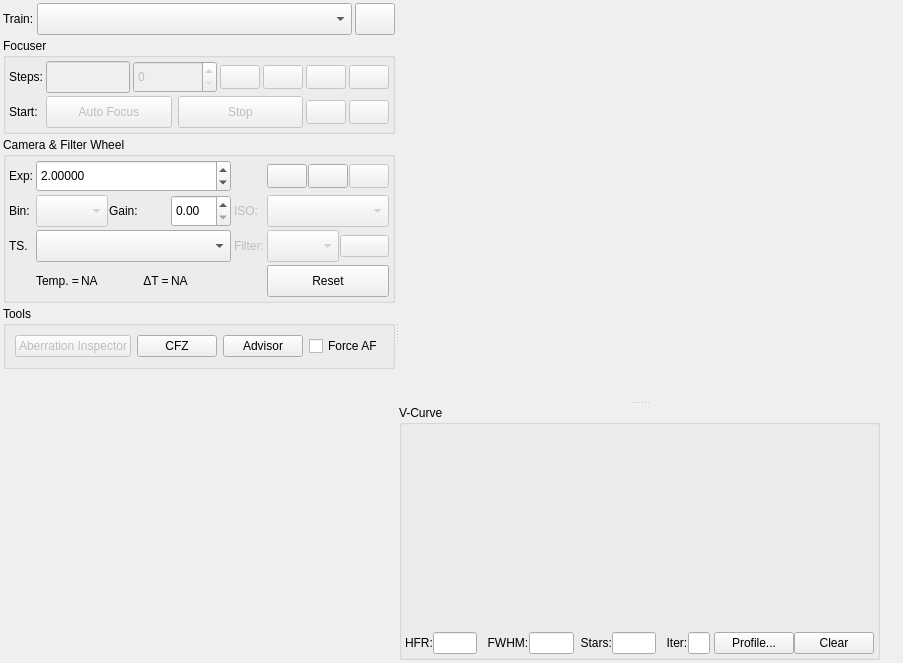
Above: kstars/ekos/focus/focus.ui from KDE/kstars before the change. Below: the same form after it.
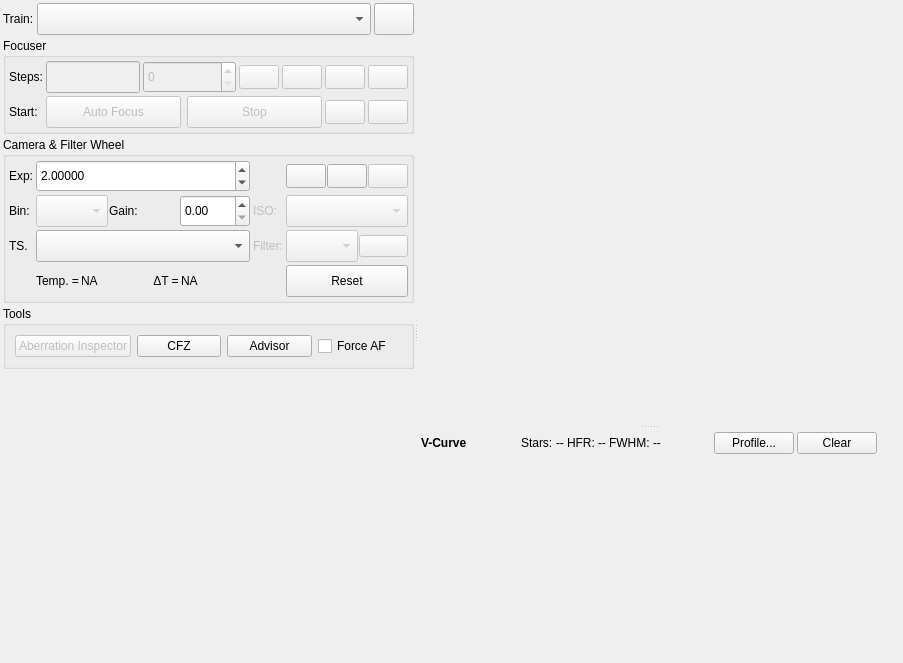
That is the form after the change. Icons and pictures are not drawn. Custom widgets are drawn as their Qt base class.

Commit message: Draft: Focus history navigation

```diff
--- a/kstars/ekos/focus/focus.ui
+++ b/kstars/ekos/focus/focus.ui
@@ -984,7 +984,7 @@
         </size>
        </property>
       </widget>
-      <widget class="QGroupBox" name="groupBox_4">
+      <widget class="QWidget" name="widget_4" native="true">
        <property name="sizePolicy">
         <sizepolicy hsizetype="Expanding" vsizetype="Expanding">
          <horstretch>0</horstretch>
@@ -997,9 +997,6 @@
          <height>200</height>
         </size>
        </property>
-       <property name="title">
-        <string>V-Curve</string>
-       </property>
        <layout class="QVBoxLayout" name="verticalLayout_4">
         <property name="spacing">
          <number>3</number>
@@ -1017,61 +1014,17 @@
          <number>3</number>
         </property>
         <item>
-         <widget class="FocusHFRVPlot" name="HFRPlot" native="true">
-          <property name="sizePolicy">
-           <sizepolicy hsizetype="Expanding" vsizetype="Expanding">
-            <horstretch>0</horstretch>
-            <verstretch>0</verstretch>
-           </sizepolicy>
-          </property>
-          <property name="minimumSize">
-           <size>
-            <width>200</width>
-            <height>100</height>
-           </size>
-          </property>
-         </widget>
-        </item>
+         <layout class="QHBoxLayout" name="horizontalLayout_9">
         <item>
-         <layout class="QHBoxLayout" name="horizontalLayout_4">
-          <property name="spacing">
-           <number>0</number>
-          </property>
-          <item>
-           <widget class="QLabel" name="label_2">
+           <widget class="QLabel" name="label">
+            <property name="font">
+             <font>
+              <weight>75</weight>
+              <bold>true</bold>
+             </font>
+            </property>
             <property name="text">
-             <string>HFR:</string>
-            </property>
-           </widget>
-          </item>
-          <item>
-           <widget class="QLineEdit" name="HFROut">
-            <property name="sizePolicy">
-             <sizepolicy hsizetype="Expanding" vsizetype="Fixed">
-              <horstretch>0</horstretch>
-              <verstretch>0</verstretch>
-             </sizepolicy>
-            </property>
-            <property name="maximumSize">
-             <size>
-              <width>80</width>
-              <height>16777215</height>
-             </size>
-            </property>
-            <property name="toolTip">
-             <string>&lt;html&gt;&lt;head/&gt;&lt;body&gt;&lt;p&gt;Averaged HFR value from the last frame.&lt;/p&gt;&lt;/body&gt;&lt;/html&gt;</string>
-            </property>
-            <property name="maxLength">
-             <number>32767</number>
-            </property>
-            <property name="frame">
-             <bool>true</bool>
-            </property>
-            <property name="alignment">
-             <set>Qt::AlignLeading|Qt::AlignLeft|Qt::AlignVCenter</set>
-            </property>
-            <property name="readOnly">
-             <bool>true</bool>
+             <string>V-Curve</string>
             </property>
            </widget>
           </item>
@@ -1089,59 +1042,49 @@
            </spacer>
           </item>
           <item>
-           <widget class="QLabel" name="label_39">
+           <widget class="QLabel" name="starsLabel">
             <property name="text">
-             <string>  FWHM:</string>
+             <string>Stars:</string>
             </property>
            </widget>
           </item>
           <item>
-           <widget class="QLineEdit" name="FWHMOut">
-            <property name="maximumSize">
-             <size>
-              <width>80</width>
-              <height>16777215</height>
-             </size>
+           <widget class="QLabel" name="starsOut">
+            <property name="text">
+             <string>--</string>
             </property>
-            <property name="toolTip">
-             <string>&lt;html&gt;&lt;head/&gt;&lt;body&gt;&lt;p&gt;Averaged FWHM value from the last frame.&lt;/p&gt;&lt;/body&gt;&lt;/html&gt;</string>
+           </widget>
+          </item>
+          <item>
+           <widget class="QLabel" name="hfrLabel">
+            <property name="text">
+             <string>HFR:</string>
             </property>
-            <property name="alignment">
-             <set>Qt::AlignLeading|Qt::AlignLeft|Qt::AlignVCenter</set>
+           </widget>
+          </item>
+          <item>
+           <widget class="QLabel" name="HFROut">
+            <property name="text">
+             <string>--</string>
             </property>
-            <property name="readOnly">
-             <bool>true</bool>
-            </property>
            </widget>
           </item>
           <item>
-           <widget class="QLabel" name="label_6">
+           <widget class="QLabel" name="fwhmLabel">
             <property name="text">
-             <string>  Stars:</string>
+             <string>FWHM:</string>
             </property>
            </widget>
           </item>
           <item>
-           <widget class="QLineEdit" name="starsOut">
-            <property name="maximumSize">
-             <size>
-              <width>80</width>
-              <height>16777215</height>
-             </size>
+           <widget class="QLabel" name="FWHMOut">
+            <property name="text">
+             <string>--</string>
             </property>
-            <property name="toolTip">
-             <string>&lt;html&gt;&lt;head/&gt;&lt;body&gt;&lt;p&gt;Number of stars found in the last frame.&lt;/p&gt;&lt;/body&gt;&lt;/html&gt;</string>
-            </property>
-            <property name="alignment">
-             <set>Qt::AlignLeading|Qt::AlignLeft|Qt::AlignVCenter</set>
-            </property>
-            <property name="readOnly">
-             <bool>true</bool>
-            </property>
            </widget>
           </item>
           <item>
-           <spacer name="horizontalSpacer_3">
+           <spacer name="horizontalSpacer_7">
             <property name="orientation">
              <enum>Qt::Horizontal</enum>
             </property>
@@ -1153,48 +1096,6 @@
             </property>
            </spacer>
           </item>
-          <item>
-           <widget class="QLabel" name="label_28">
-            <property name="text">
-             <string>  Iter:</string>
-            </property>
-           </widget>
-          </item>
-          <item>
-           <widget class="QLineEdit" name="iterOut">
-            <property name="maximumSize">
-             <size>
-              <width>50</width>
-              <height>16777215</height>
-             </size>
-            </property>
-            <property name="toolTip">
-             <string>&lt;html&gt;&lt;body&gt;&lt;p&gt;Focuser iteration.&lt;/p&gt;&lt;/body&gt;&lt;/html&gt;</string>
-            </property>
-            <property name="alignment">
-             <set>Qt::AlignLeading|Qt::AlignLeft|Qt::AlignVCenter</set>
-            </property>
-            <property name="readOnly">
-             <bool>true</bool>
-            </property>
-           </widget>
-          </item>
-          <item>
-           <spacer name="horizontalSpacer">
-            <property name="orientation">
-             <enum>Qt::Horizontal</enum>
-            </property>
-            <property name="sizeType">
-             <enum>QSizePolicy::Expanding</enum>
-            </property>
-            <property name="sizeHint" stdset="0">
-             <size>
-              <width>40</width>
-              <height>13</height>
-             </size>
-            </property>
-           </spacer>
-          </item>
           <item>
            <widget class="QPushButton" name="relativeProfileB">
             <property name="sizePolicy">
@@ -1217,6 +1118,22 @@
           </item>
          </layout>
         </item>
+        <item>
+         <widget class="FocusHFRVPlot" name="HFRPlot" native="true">
+          <property name="sizePolicy">
+           <sizepolicy hsizetype="Expanding" vsizetype="Expanding">
+            <horstretch>0</horstretch>
+            <verstretch>0</verstretch>
+           </sizepolicy>
+          </property>
+          <property name="minimumSize">
+           <size>
+            <width>200</width>
+            <height>100</height>
+           </size>
+          </property>
+         </widget>
+        </item>
        </layout>
       </widget>
      </widget>
```
Left out of the diff: 6 changed lines with no effect on the pictures. Lines whose indentation alone changed are shown as unchanged. The commit also changes 21 other files.
